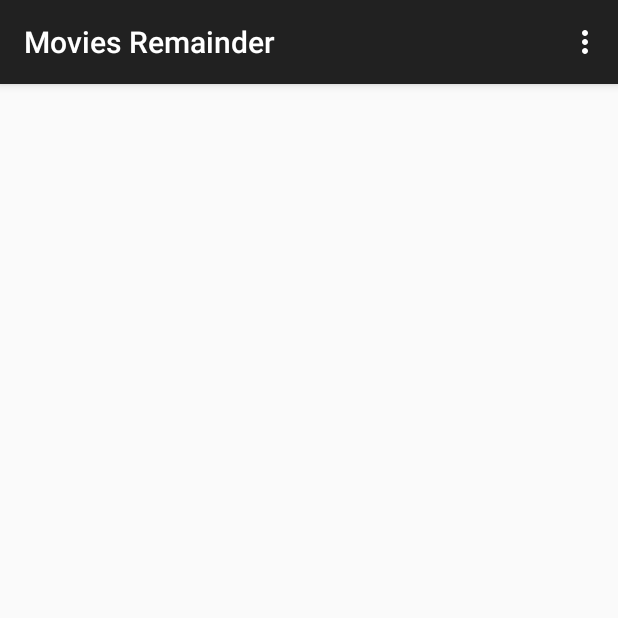
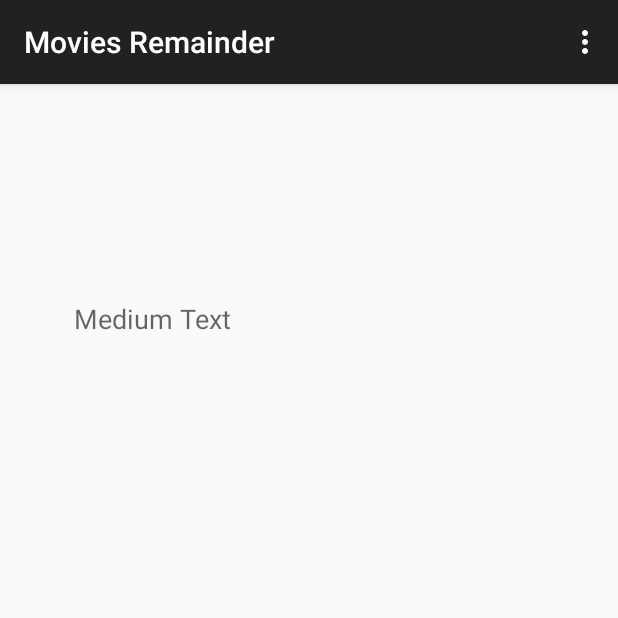
Before and after one commit to mohan22/MoviesRemainder-Android-app, an Android app: the screen it shows after launch (MainActivity), on a phone screen of 412 x 824 dp, the top half of it. Run offline under Robolectric (Android 15) with nearby library versions, the phone set to English and light mode, and no system bars.

```diff
--- a/app/src/main/res/layout/activity_main.xml
+++ b/app/src/main/res/layout/activity_main.xml
@@ -7,8 +7,21 @@
 
    <LinearLayout
        android:layout_width="fill_parent"
-       android:layout_height="wrap_content">
+       android:layout_height="wrap_content"
+       android:id="@+id/linearLayout">
 
+       <TextView
+           android:layout_width="fill_parent"
+           android:layout_height="wrap_content"
+           android:textAppearance="?android:attr/textAppearanceMedium"
+           android:text="Medium Text"
+           android:id="@+id/textView"
+           android:layout_below="@+id/linearLayout"
+           android:layout_alignParentStart="true"
+           android:layout_marginStart="33dp"
+           android:layout_marginTop="128dp" />
    </LinearLayout>
 
+
+
 </RelativeLayout>
```
Also changed, not shown: 1 other file.
